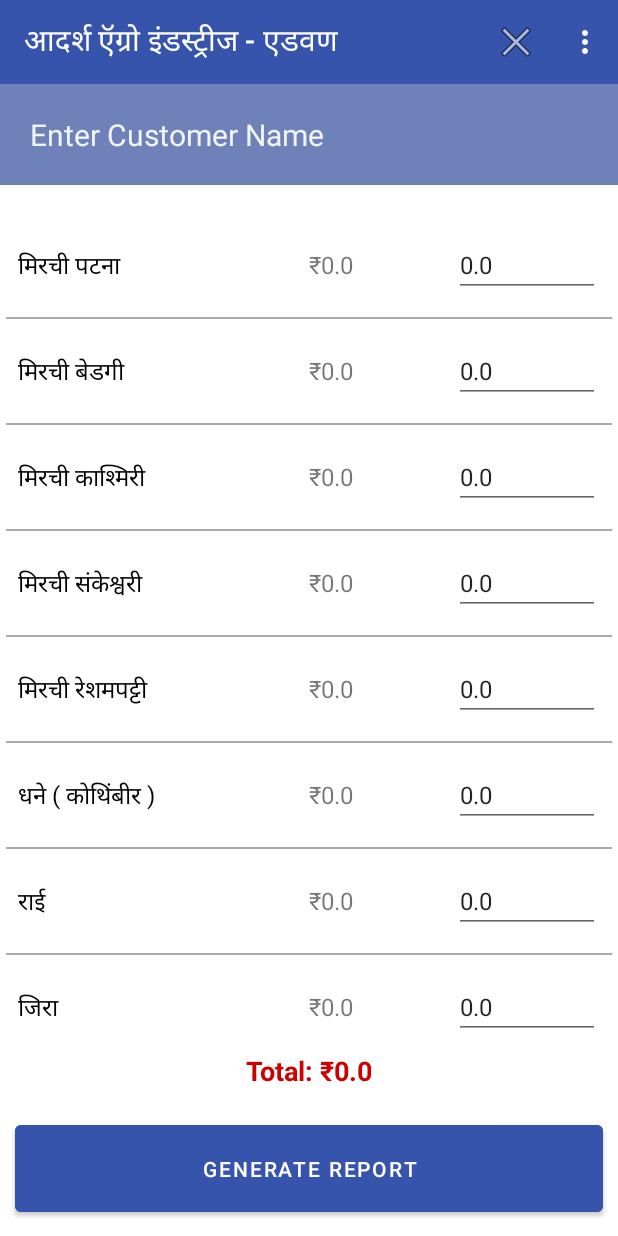
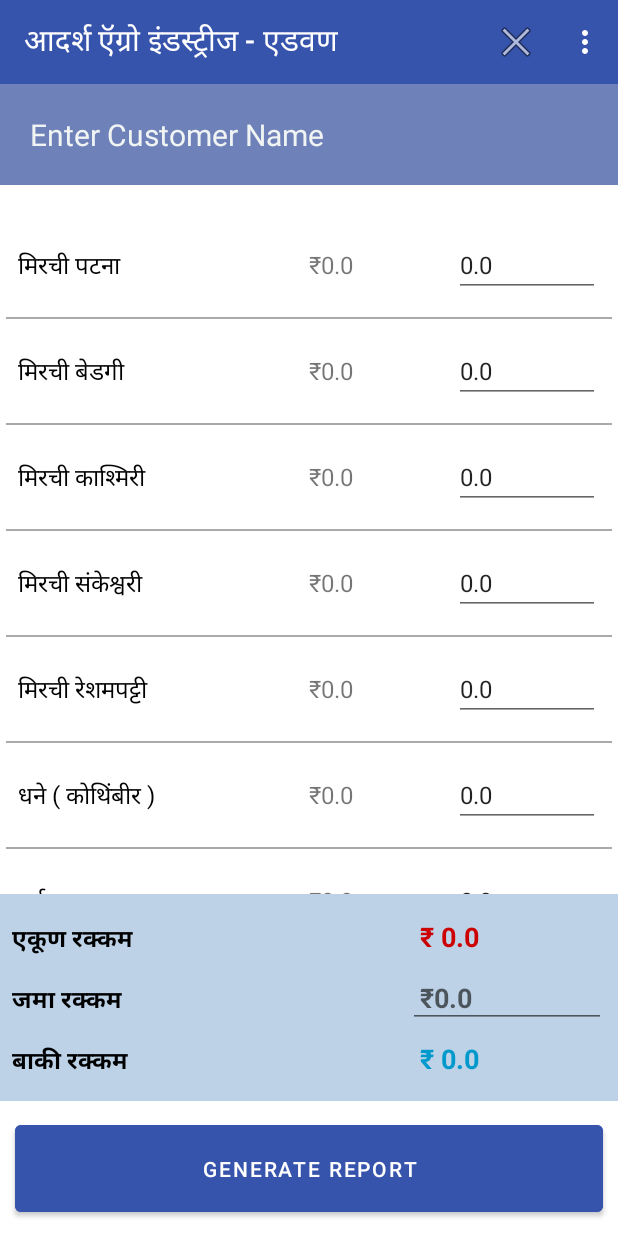
Before and after one commit to prbale/masalebill, an Android app: the screen it shows after launch (MainActivity), after a tap on "Clear", on a phone screen of 412 x 824 dp. Run offline under Robolectric (Android 15) with nearby library versions, the phone set to English and light mode, and no system bars.

Commit message:
code refactoring

```diff
--- a/app/src/main/java/com/masalabazaar/billing/ui/activities/pdf/PDFGenerator.kt
+++ b/app/src/main/java/com/masalabazaar/billing/ui/activities/pdf/PDFGenerator.kt
@@ -23,7 +23,13 @@ import java.util.Locale
 
 class PDFGenerator(private val context: Context) {
 
-    fun generatePDF(items: List<BillItem>, totalAmount: String, customerName: String): File? {
+    fun generatePDF(
+        items: List<BillItem>,
+        totalAmount: String,
+        paidAmount: String,
+        remainingAmount: String,
+        customerName: String): File? {
+
         try {
 
             val document = Document()
@@ -38,6 +44,7 @@ class PDFGenerator(private val context: Context) {
             val titleFont = Font(baseFont, 18f, Font.BOLD)
             val headerFont = Font(baseFont, 16f, Font.BOLD)
             val textFont = Font(baseFont, 14f, Font.NORMAL)
+            val textLargeFont = Font(baseFont, 17f, Font.NORMAL)
 
             // Title
             val title = Paragraph("आदर्श ऍग्रो इंडस्ट्रीज - एडवण", titleFont)
@@ -68,9 +75,16 @@ class PDFGenerator(private val context: Context) {
 
             document.add(table)
 
-            val totalParagraph = Paragraph("\nएकूण रक्कम: $totalAmount रुपये", headerFont)
-            totalParagraph.alignment = Element.ALIGN_RIGHT
-            document.add(totalParagraph)
+            // Add Total, Paid, and Remaining Amount
+            val summaryTable = PdfPTable(2)
+            summaryTable.widthPercentage = 100f
+            summaryTable.setWidths(floatArrayOf(4f, 3f))
+            document.add(Paragraph(" ", textFont))
+            document.add(Paragraph(" ", textFont))
+            addSummaryRow(summaryTable, "एकूण रक्कम", totalAmount, textFont)
+            addSummaryRow(summaryTable, "जमा रक्कम", paidAmount, textFont)
+            addSummaryRow(summaryTable, "बाकी रक्कम", remainingAmount, textFont)
+            document.add(summaryTable)
 
             document.close()
             return pdfFile
@@ -80,6 +94,18 @@ class PDFGenerator(private val context: Context) {
             e.printStackTrace()
         }
         return null
+    }
+
+    private fun addSummaryRow(table: PdfPTable, label: String, value: String, font: Font) {
+        val labelCell = PdfPCell(Phrase(label, font))
+        labelCell.horizontalAlignment = Element.ALIGN_LEFT
+        labelCell.border = PdfPCell.NO_BORDER
+        table.addCell(labelCell)
+
+        val valueCell = PdfPCell(Phrase(value, font))
+        valueCell.horizontalAlignment = Element.ALIGN_RIGHT
+        valueCell.border = PdfPCell.NO_BORDER
+        table.addCell(valueCell)
     }
 
     private fun addTableHeader(table: PdfPTable, font: Font) {
--- a/app/src/main/java/com/masalabazaar/billing/ui/activities/ui/MainActivity.kt
+++ b/app/src/main/java/com/masalabazaar/billing/ui/activities/ui/MainActivity.kt
@@ -3,6 +3,8 @@ package com.masalabazaar.billing.ui.activities.ui
 import android.content.Intent
 import android.graphics.PorterDuff
 import android.os.Bundle
+import android.text.Editable
+import android.text.TextWatcher
 import android.view.Menu
 import android.view.MenuItem
 import android.view.View
@@ -27,6 +29,8 @@ class MainActivity : AppCompatActivity() {
     private lateinit var recyclerView: RecyclerView
     private lateinit var adapter: BillAdapter
     private lateinit var totalAmountText: TextView
+    private lateinit var paidAmountInput: EditText
+    private lateinit var remainingAmountText: TextView
     private lateinit var generatePdfButton: Button
     private lateinit var historyButton: Button
     private lateinit var addItemButton: Button
@@ -45,6 +49,8 @@ class MainActivity : AppCompatActivity() {
 
         recyclerView = findViewById(R.id.recyclerView)
         totalAmountText = findViewById(R.id.totalAmount)
+        paidAmountInput = findViewById(R.id.paidAmount)
+        remainingAmountText = findViewById(R.id.remainingAmount)
         generatePdfButton = findViewById(R.id.generatePdfButton)
         historyButton = findViewById(R.id.historyButton)
         addItemButton = findViewById(R.id.addItemButton)
@@ -53,6 +59,7 @@ class MainActivity : AppCompatActivity() {
         setupRecyclerView()
         loadItems()
         setupButtonActions()
+        setupPaidAmountListener()
     }
 
     override fun onCreateOptionsMenu(menu: Menu): Boolean {
@@ -78,8 +85,28 @@ class MainActivity : AppCompatActivity() {
         }
     }
 
+    private fun updateRemainingAmount() {
+        val totalAmount = totalAmountText.text.toString().replace("₹ ", "").toDoubleOrNull() ?: 0.0
+        val paidAmount = paidAmountInput.text.toString().replace("₹ ", "").toDoubleOrNull() ?: 0.0
+        val remainingAmount = totalAmount - paidAmount
+        remainingAmountText.text = "₹ $remainingAmount"
+    }
+
+    private fun setupPaidAmountListener() {
+        paidAmountInput.addTextChangedListener(object : TextWatcher {
+            override fun afterTextChanged(s: Editable?) {
+                updateRemainingAmount()
+            }
+
+            override fun beforeTextChanged(s: CharSequence?, start: Int, count: Int, after: Int) {}
+            override fun onTextChanged(s: CharSequence?, start: Int, before: Int, count: Int) {}
+        })
+    }
+
     private fun clearFields() {
         customerNameInput.text.clear()
+        paidAmountInput.text.clear()
+
         for (item in items) {
             item.quantity = 0.0
         }
@@ -132,12 +159,13 @@ class MainActivity : AppCompatActivity() {
 
     private fun updateTotalAmount() {
         val total = items.sumOf { it.ratePerKg * it.quantity }
-        totalAmountText.text = "Total: ₹$total"
+        totalAmountText.text = "₹ $total"
+        updateRemainingAmount()
     }
 
     private fun generateAndSavePDF(userName: String) {
         val pdfGenerator = PDFGenerator(this)
-        val pdfFile: File? = pdfGenerator.generatePDF(items, totalAmountText.text.toString(), userName)
+        val pdfFile: File? = pdfGenerator.generatePDF(items, totalAmountText.text.toString(), "₹ "+paidAmountInput.text.toString(), remainingAmountText.text.toString(), userName)
 
         pdfFile?.let {
             val dbHelper = DatabaseHelper(this)
--- a/app/src/main/res/layout/activity_main.xml
+++ b/app/src/main/res/layout/activity_main.xml
@@ -50,17 +50,96 @@
         android:clipToPadding="false"
         android:background="@android:color/white"/>
 
-    <!-- Total Amount Display -->
-    <TextView
-        android:id="@+id/totalAmount"
+    <!-- Total, Paid, Remaining Amount Display -->
+    <LinearLayout
         android:layout_width="match_parent"
         android:layout_height="wrap_content"
-        android:text="Total: ₹0.0"
-        android:textSize="18sp"
-        android:textStyle="bold"
-        android:textColor="@android:color/holo_red_dark"
-        android:padding="8dp"
-        android:gravity="center"/>
+        android:orientation="vertical"
+        android:background="#BDD2E7"
+        android:padding="8dp">
+
+        <LinearLayout
+            android:layout_width="match_parent"
+            android:layout_height="wrap_content"
+            android:weightSum="3"
+            android:orientation="horizontal">
+
+            <TextView
+                android:layout_width="0dip"
+                android:layout_weight="2"
+                android:layout_height="wrap_content"
+                android:text="एकूण रक्कम"
+                android:textSize="16sp"
+                android:textStyle="bold"
+                android:textColor="@android:color/black"/>
+
+            <TextView
+                android:id="@+id/totalAmount"
+                android:layout_width="0dip"
+                android:layout_weight="1"
+                android:layout_height="wrap_content"
+                android:text="₹0.0"
+                android:textSize="18sp"
+                android:textStyle="bold"
+                android:textColor="@android:color/holo_red_dark"
+                android:padding="8dp"/>
+        </LinearLayout>
+
+        <LinearLayout
+            android:layout_width="match_parent"
+            android:layout_height="wrap_content"
+            android:weightSum="3"
+            android:orientation="horizontal">
+
+            <TextView
+                android:layout_width="0dip"
+                android:layout_weight="2"
+                android:layout_height="wrap_content"
+                android:text="जमा रक्कम"
+                android:textSize="16sp"
+                android:textStyle="bold"
+                android:textColor="@android:color/black"/>
+
+            <EditText
+                android:id="@+id/paidAmount"
+                android:layout_width="0dip"
+                android:layout_weight="1"
+                android:layout_height="wrap_content"
+                android:hint="₹0.0"
+                android:textSize="18sp"
+                android:textStyle="bold"
+                android:textColor="@android:color/holo_green_dark"
+                android:padding="8dp"
+                android:inputType="numberDecimal"/>
+        </LinearLayout>
+
+        <LinearLayout
+            android:layout_width="match_parent"
+            android:layout_height="wrap_content"
+            android:weightSum="3"
+            android:orientation="horizontal">
+
+            <TextView
+                android:layout_width="0dip"
+                android:layout_weight="2"
+                android:layout_height="wrap_content"
+                android:text="बाकी रक्कम"
+                android:textSize="16sp"
+                android:textStyle="bold"
+                android:textColor="@android:color/black"/>
+
+            <TextView
+                android:id="@+id/remainingAmount"
+                android:layout_width="0dip"
+                android:layout_weight="1"
+                android:layout_height="wrap_content"
+                android:text="₹0.0"
+                android:textSize="18sp"
+                android:textStyle="bold"
+                android:textColor="@android:color/holo_blue_dark"
+                android:padding="8dp"/>
+        </LinearLayout>
+    </LinearLayout>
 
     <!-- Buttons Layout -->
     <LinearLayout
```
Also changed, not shown: 1 other file.
